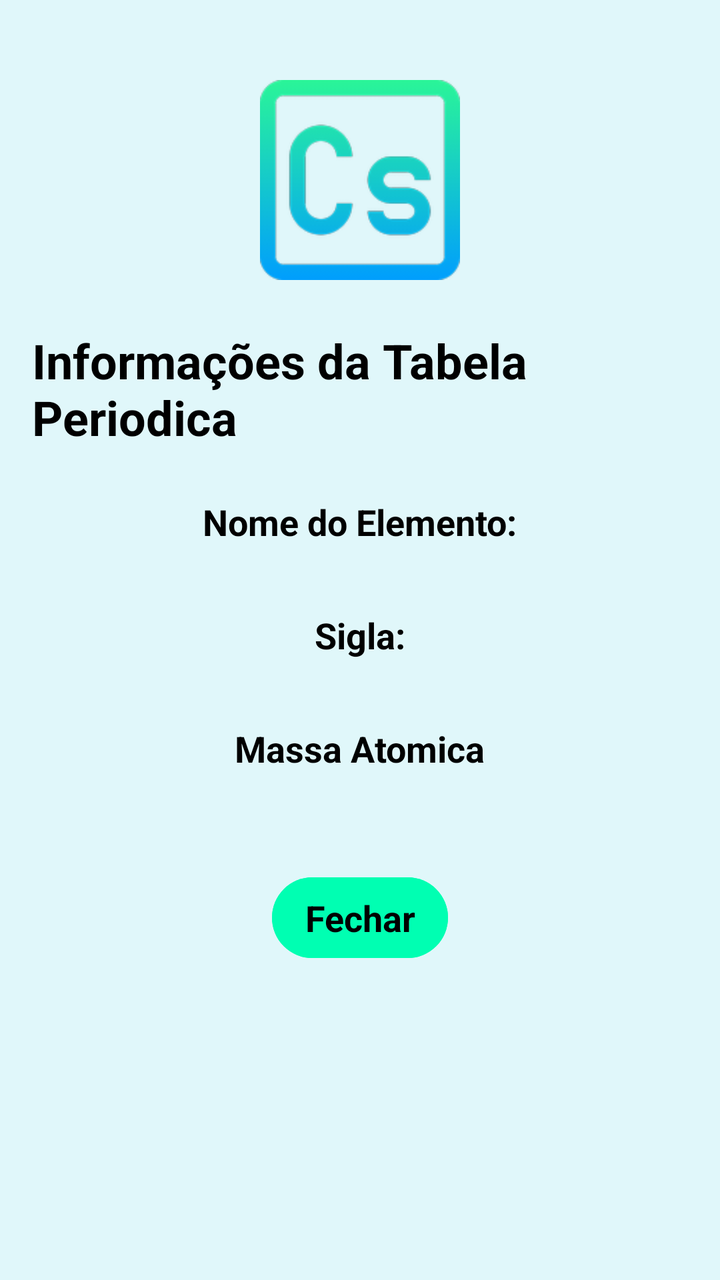
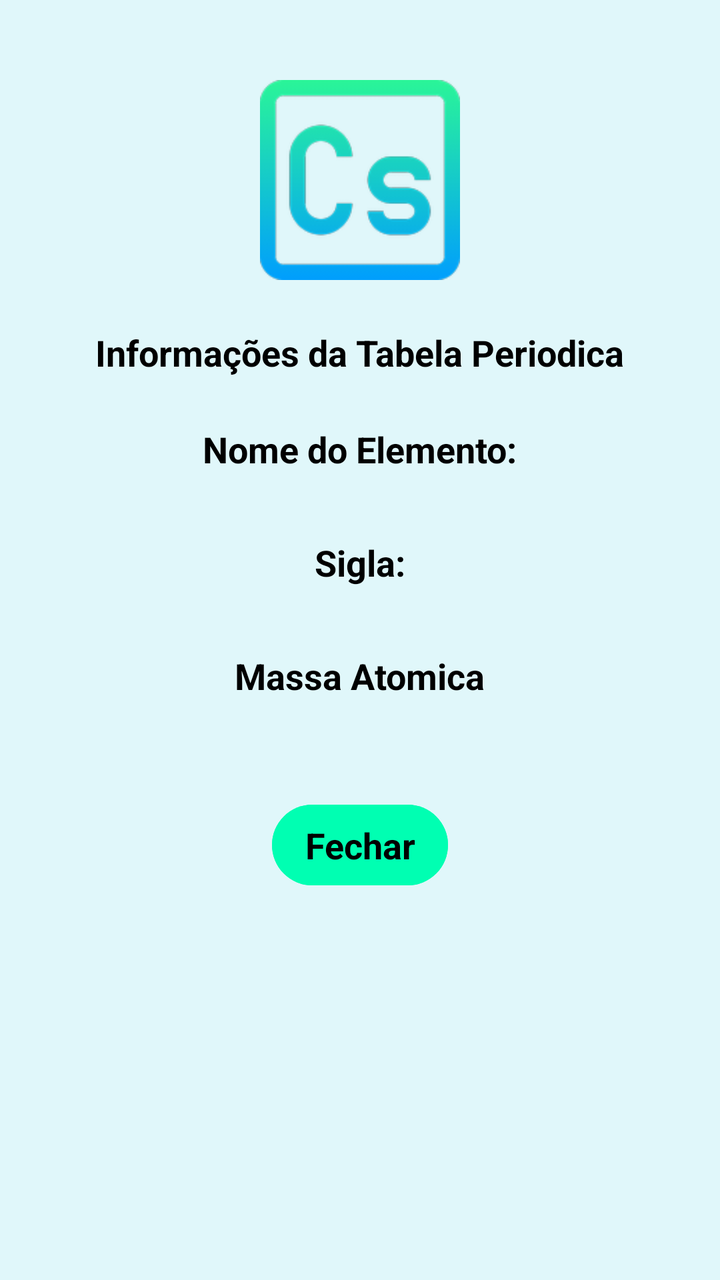

The first picture is an Android layout as it rendered before a commit; the second is the same layout after the commit. The layout source and the unified diff follow.
<!-- AndroidManifest.xml: application theme Theme.ErmesonBalbinotAndrade -->
<!-- res/layout/dialog_cesio.xml -->
<?xml version="1.0" encoding="utf-8"?>
<LinearLayout xmlns:android="http://schemas.android.com/apk/res/android"
    android:orientation="vertical"
    android:layout_width="match_parent"
    android:layout_height="wrap_content"
    android:background="@color/branco_azul"
    android:padding="16dp"
    android:gravity="center_horizontal">

    <ImageView
        android:layout_width="100dp"
        android:layout_height="100dp"
        android:src="@drawable/ic_cesio"
        android:layout_marginTop="24dp"
        android:layout_marginBottom="24dp"/>

    <TextView
        android:layout_width="wrap_content"
        android:layout_height="wrap_content"
        android:text="@string/informa_es_da_tabela_periodica"
        android:textAppearance="@style/TextAppearance.AppCompat.Headline"
        android:textColor="@color/black"
        android:textStyle="bold"
        android:layout_marginBottom="16dp" />

    <TextView
        android:layout_width="wrap_content"
        android:layout_height="wrap_content"
        android:text="@string/nome_do_elemento"
        android:textAppearance="@style/TextAppearance.AppCompat.Medium"
        android:textColor="@color/black"
        android:textStyle="bold"
        android:layout_marginTop="8dp" />

    <TextView
        android:layout_width="match_parent"
        android:layout_height="wrap_content"
        android:id="@+id/textViewNomeCesio"
        android:textAppearance="@style/TextAppearance.AppCompat.Medium"
        android:textColor="@color/azul"
        android:gravity="center"
        android:paddingStart="8dp" />

    <TextView
        android:layout_width="wrap_content"
        android:layout_height="wrap_content"
        android:text="@string/sigla"
        android:textAppearance="@style/TextAppearance.AppCompat.Medium"
        android:textColor="@color/black"
        android:textStyle="bold"
        android:layout_marginTop="8dp" />

    <TextView
        android:layout_width="match_parent"
        android:layout_height="wrap_content"
        android:id="@+id/textViewSiglaCesio"
        android:textAppearance="@style/TextAppearance.AppCompat.Medium"
        android:textColor="@color/azul"
        android:gravity="center"
        android:paddingStart="8dp" />

    <TextView
        android:layout_width="wrap_content"
        android:layout_height="wrap_content"
        android:text="@string/massa_atomica"
        android:textAppearance="@style/TextAppearance.AppCompat.Medium"
        android:textColor="@color/black"
        android:textStyle="bold"
        android:layout_marginTop="8dp" />

    <TextView
        android:layout_width="match_parent"
        android:layout_height="wrap_content"
        android:id="@+id/textViewMassaAtomicaCesio"
        android:textAppearance="@style/TextAppearance.AppCompat.Medium"
        android:textColor="@color/azul"
        android:gravity="center"
        android:paddingStart="8dp" />


    <Button
        android:layout_width="wrap_content"
        android:layout_height="wrap_content"
        android:id="@+id/buttonFechar"
        android:text="@string/fechar"
        android:textColor="@color/black"
        android:backgroundTint="@color/green"
        android:textAppearance="@style/TextAppearance.AppCompat.Medium"
        android:layout_marginTop="24dp"
        android:textStyle="bold"
        android:padding="8dp" />


</LinearLayout>
<!-- resources referenced by this layout -->
<resources>
  <color name="azul">#00A4FF</color>
  <color name="black">#FF000000</color>
  <color name="branco_azul">#E0F7FA</color>
  <color name="green">#00FFB2</color>
  <!-- drawable ic_cesio: png bitmap (drawable-hdpi, 6049 bytes) -->
  <string name="fechar">Fechar</string>
  <string name="informa_es_da_tabela_periodica">Informações da Tabela Periodica</string>
  <string name="massa_atomica">Massa Atomica</string>
  <string name="nome_do_elemento">Nome do Elemento:</string>
  <string name="sigla">Sigla:</string>
  <style name="Theme.ErmesonBalbinotAndrade" parent="Base.Theme.ErmesonBalbinotAndrade" />
  <style name="Base.Theme.ErmesonBalbinotAndrade" parent="Theme.Material3.DayNight.NoActionBar">
          
          
      </style>
</resources>

<!-- the commit's change to res/layout/dialog_cesio.xml (unified diff, before → after) -->
@@ -18,7 +18,7 @@
         android:layout_width="wrap_content"
         android:layout_height="wrap_content"
         android:text="@string/informa_es_da_tabela_periodica"
-        android:textAppearance="@style/TextAppearance.AppCompat.Headline"
+        android:textAppearance="@style/TextAppearance.AppCompat.Medium"
         android:textColor="@color/black"
         android:textStyle="bold"
         android:layout_marginBottom="16dp" />
